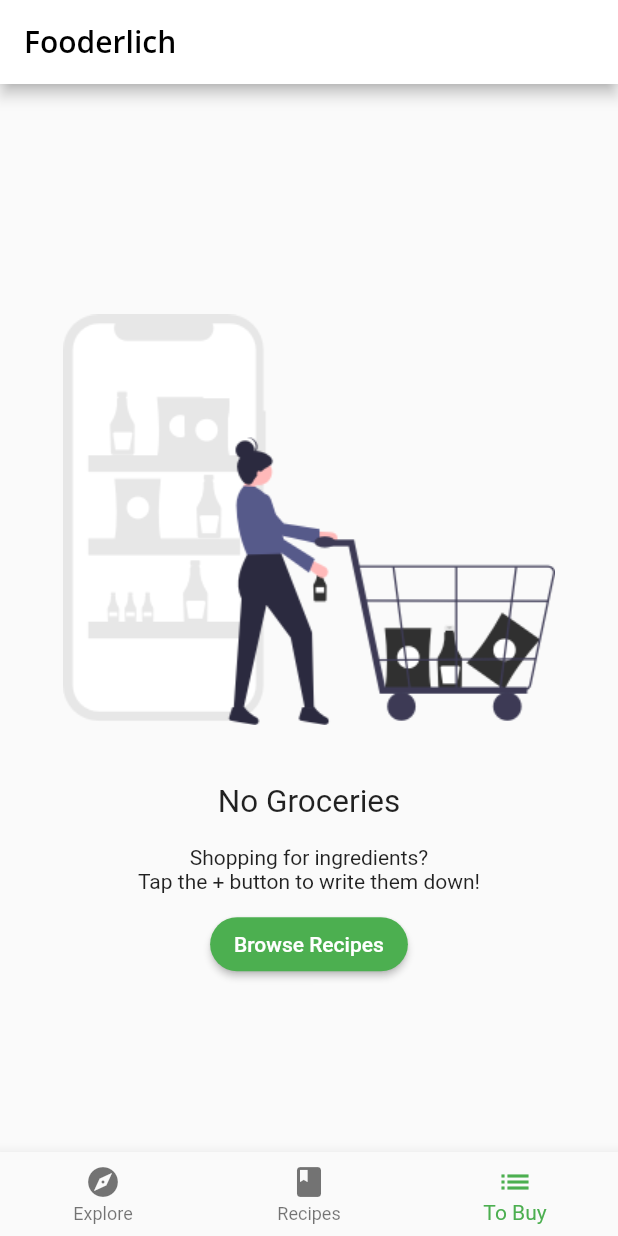
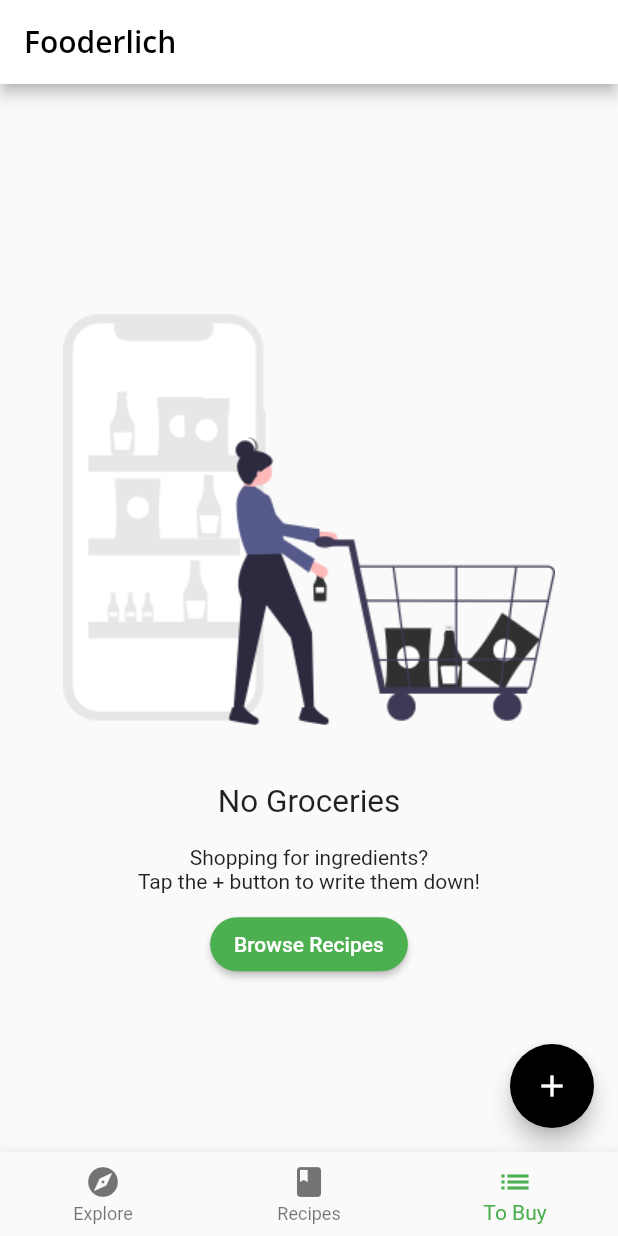
Before and after one commit to Peter-Immanuel/dart-journey, a Flutter app: the screen it shows after launch, item 3 of the bottom bar chosen, on a phone screen of 412 x 824 dp. Run offline on Flutter 3.47's test engine with Material 2 defaults, Android fonts, the phone set to English and light mode, and no system bars; our stand-ins replace google_fonts.

Commit message:
Created Grocery item screen to modify grocery items

```diff
--- a/chapter_5/lib/main.dart
+++ b/chapter_5/lib/main.dart
@@ -1,3 +1,4 @@
+import 'package:chapter_5/models/models.dart';
 import 'package:chapter_5/models/tab_manager.dart';
 import 'package:flutter/material.dart';
 import 'package:provider/provider.dart';
@@ -21,6 +22,7 @@ class Fooderlich extends StatelessWidget {
       home: MultiProvider(
         providers: [
           ChangeNotifierProvider(create: (context) => TabManager()),
+          ChangeNotifierProvider(create: (context) => GroceryManager()),
         ],
         child: Home(),
       ),
--- a/chapter_5/lib/models/models.dart
+++ b/chapter_5/lib/models/models.dart
@@ -3,4 +3,7 @@ export 'explore_recipe.dart';
 export 'explore_data.dart';
 export 'simple_recipe.dart';
 export 'grocery_item.dart';
+
+// State managers
 export 'tab_manager.dart';
+export 'grocery_manager.dart';
--- a/chapter_5/lib/screens/grocery_screen.dart
+++ b/chapter_5/lib/screens/grocery_screen.dart
@@ -1,13 +1,34 @@
+import 'package:chapter_5/models/models.dart';
 import 'package:chapter_5/screens/empty_grocery_screen.dart';
 import 'package:flutter/material.dart';
+import 'package:provider/provider.dart';
 
 class GroceryScreen extends StatelessWidget {
   GroceryScreen({Key? key}) : super(key: key);
 
   @override
   Widget build(BuildContext context) {
-    // TODO 4: Add a scaffold widget
-    return const EmptyGroceryScreen();
+    return Scaffold(
+      floatingActionButton: FloatingActionButton(
+        child: const Icon(Icons.add),
+        onPressed: () {
+          // TODO: Present Grocery Screen Items
+        },
+      ),
+      body: buildGroceryScreen(),
+    );
+  }
+
+  Widget buildGroceryScreen() {
+    return Consumer<GroceryManager>(builder: (context, value, child) {
+      if (value.groceryItems.isNotEmpty) {
+        return Container(
+          color: Colors.green,
+        );
+      } else {
+        return const EmptyGroceryScreen();
+      }
+    });
   }
   // Todo: Add build grocery screen
 }
--- a/chapter_5/pubspec.yaml
+++ b/chapter_5/pubspec.yaml
@@ -38,6 +38,9 @@ dependencies:
   cupertino_icons: ^1.0.2
   google_fonts: ^3.0.0
   provider: ^6.0.5
+  uuid: ^3.0.7
+  intl: ^0.18.0
+  flutter_colorpicker: ^1.0.3
 
 dev_dependencies:
   flutter_test:
```
Also changed, not shown: chapter_5/lib/models/grocery_manager.dart (added, +29 -0 lines), chapter_5/pubspec.lock.
